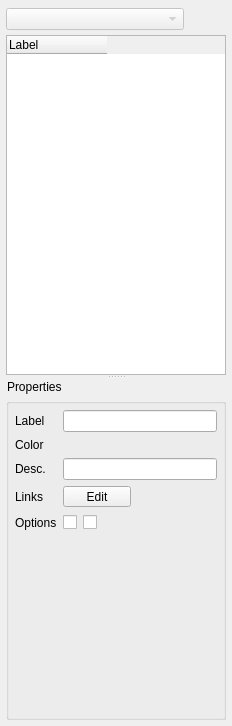
The window that Tools/Mokka/ModelDockWidget.ui (Biomechanical-ToolKit/BTKCore) describes before a commit, drawn with Qt 5.
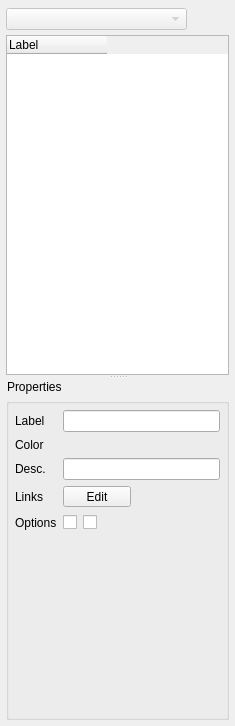
The same window after the commit. Icons and pictures are not drawn. Custom widgets are drawn as their Qt base class.

Commit message: [UPD] The maximum width of the acquisition explorer is increased under windows and linux. Under Mac this function is broken due to a bug (which should be fixed with Qt 4.8.5)

Diff of the .ui file:
```diff
--- a/Tools/Mokka/ModelDockWidget.ui
+++ b/Tools/Mokka/ModelDockWidget.ui
@@ -6,19 +6,19 @@
    <rect>
     <x>0</x>
     <y>0</y>
-    <width>232</width>
+    <width>235</width>
     <height>726</height>
    </rect>
   </property>
   <property name="minimumSize">
    <size>
-    <width>232</width>
+    <width>235</width>
     <height>508</height>
    </size>
   </property>
   <property name="maximumSize">
    <size>
-    <width>275</width>
+    <width>400</width>
     <height>524287</height>
    </size>
   </property>
```
The commit also changes 1 other file.
